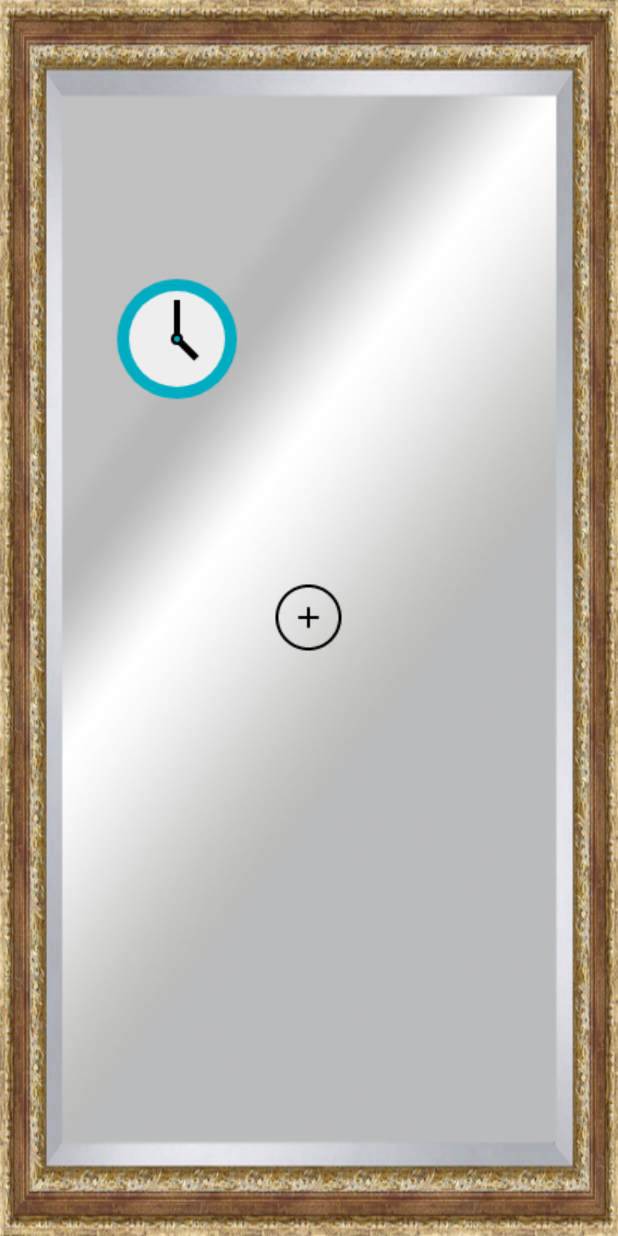
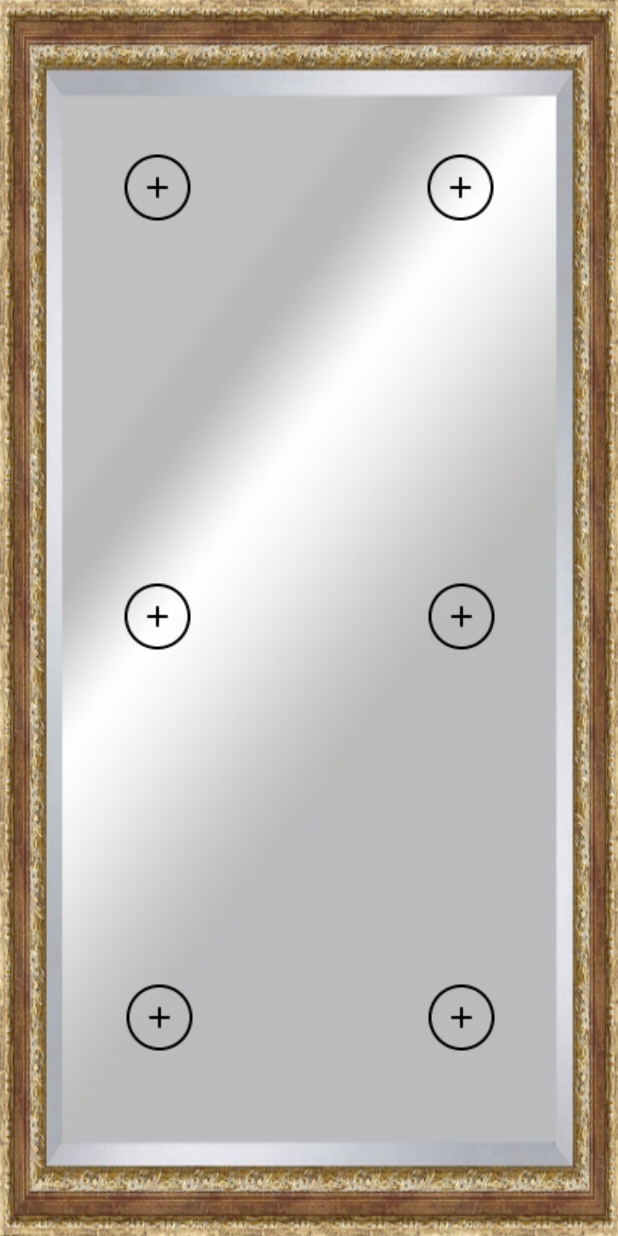
Before and after one commit to Asifadam93/MiroirConnecte, an Android app: the fragment ModuleFragment shown on its own in the app's theme, on a phone screen of 412 x 824 dp. Run offline under Robolectric (Android 15) with nearby library versions, the phone set to English and light mode, and no system bars; our stand-ins replace CircleImageView.

Commit message:
6 add button added to module layout

```diff
--- a/AndroidClient/app/src/main/java/com/example/asif/androidclient/Activity/MainActivity.java
+++ b/AndroidClient/app/src/main/java/com/example/asif/androidclient/Activity/MainActivity.java
@@ -28,11 +28,11 @@ public class MainActivity extends Activity {
     }
 
     private void showLoginFragment() {
-        getFragmentManager().beginTransaction().replace(R.id.frameContainer, loginFragment).commit();
+        //getFragmentManager().beginTransaction().replace(R.id.frameContainer, loginFragment).commit();
         //// TODO: 18/06/2017 replace
-       /*getFragmentManager()
+       getFragmentManager()
                 .beginTransaction()
-                .replace(R.id.frameContainer, new ModuleFragment(), "UpdateFragment")
-                .commit();*/
+                .replace(R.id.frameContainer, new ModuleFragment(), "ModuleFragment")
+                .commit();
     }
 }
--- a/AndroidClient/app/src/main/java/com/example/asif/androidclient/Fragments/ModuleFragment.java
+++ b/AndroidClient/app/src/main/java/com/example/asif/androidclient/Fragments/ModuleFragment.java
@@ -7,22 +7,14 @@ import android.view.LayoutInflater;
 import android.view.View;
 import android.view.ViewGroup;
 import android.widget.Button;
+import android.widget.ImageButton;
 import android.widget.TextView;
 
-import com.example.asif.androidclient.Api.ApiService;
-import com.example.asif.androidclient.Const;
 import com.example.asif.androidclient.Model.TokenResponse;
 import com.example.asif.androidclient.Model.User;
 import com.example.asif.androidclient.R;
 
 import de.hdodenhof.circleimageview.CircleImageView;
-import okhttp3.OkHttpClient;
-import okhttp3.logging.HttpLoggingInterceptor;
-import retrofit2.Call;
-import retrofit2.Callback;
-import retrofit2.Response;
-import retrofit2.Retrofit;
-import retrofit2.converter.gson.GsonConverterFactory;
 
 /**
  * Created by Asifadam93 on 18/06/2017.
@@ -31,6 +23,8 @@ import retrofit2.converter.gson.GsonConverterFactory;
 public class ModuleFragment extends Fragment {
 
     private View view;
+    private ImageButton imageButtonTopLeft, imageButtonTopRight, imageButtonCenterLeft,
+            imageButtonCenterRight, imageButtonBottomLeft, imageButtonBottomRight;
     private TextView textViewUserMsg;
     private TokenResponse tokenResponse;
     private User user;
@@ -45,12 +39,31 @@ public class ModuleFragment extends Fragment {
 
         view = inflater.inflate(R.layout.module_layout, container, false);
 
+        initViews();
 
 
         return view;
     }
 
     private void initViews() {
+        imageButtonTopLeft = (ImageButton) view.findViewById(R.id.module_add_top_left);
+        imageButtonTopRight = (ImageButton) view.findViewById(R.id.module_add_top_right);
+        imageButtonCenterLeft = (ImageButton) view.findViewById(R.id.module_add_center_left);
+        imageButtonCenterRight = (ImageButton) view.findViewById(R.id.module_add_center_right);
+        imageButtonBottomLeft = (ImageButton) view.findViewById(R.id.module_add_bottom_left);
+        imageButtonBottomRight = (ImageButton) view.findViewById(R.id.module_add_bottom_right);
+    }
+
+    private void setClickListener() {
+
+        imageButtonTopLeft.setOnClickListener(new View.OnClickListener() {
+            @Override
+            public void onClick(View view) {
+
+
+
+            }
+        });
 
     }
 
--- /dev/null
+++ b/AndroidClient/app/src/main/res/layout/add_module_layout.xml
@@ -0,0 +1,10 @@
+<?xml version="1.0" encoding="utf-8"?>
+
+<android.support.constraint.ConstraintLayout xmlns:android="http://schemas.android.com/apk/res/android"
+    xmlns:app="http://schemas.android.com/apk/res-auto"
+    android:layout_width="match_parent"
+    android:layout_height="match_parent">
+
+
+
+</android.support.constraint.ConstraintLayout>
--- a/AndroidClient/app/src/main/res/layout/module_layout.xml
+++ b/AndroidClient/app/src/main/res/layout/module_layout.xml
@@ -1,84 +1,94 @@
 <?xml version="1.0" encoding="utf-8"?>
 
-<RelativeLayout xmlns:android="http://schemas.android.com/apk/res/android"
+<android.support.constraint.ConstraintLayout xmlns:android="http://schemas.android.com/apk/res/android"
+    xmlns:app="http://schemas.android.com/apk/res-auto"
     android:layout_width="match_parent"
     android:layout_height="match_parent"
     android:background="@drawable/miroir">
 
-    <LinearLayout
-        android:layout_width="match_parent"
-        android:layout_height="match_parent"
-        android:orientation="vertical">
-
-        <LinearLayout
-            android:id="@+id/top_layout"
-            android:layout_width="match_parent"
-            android:layout_height="0dp"
-            android:layout_weight="1"
-            android:gravity="center"
-            android:orientation="horizontal">
-
-            <LinearLayout
-                android:id="@+id/top_left_layout"
-                android:layout_width="match_parent"
-                android:layout_height="match_parent"
-                android:layout_marginStart="30dp"
-                android:layout_marginTop="20dp"
-                android:layout_weight="1"
-                android:gravity="center"
-                android:orientation="vertical" >
-
-                <ImageButton
-                    android:layout_width="wrap_content"
-                    android:layout_height="wrap_content"
-                    android:background="@drawable/icons_clock_96"/>
-
-            </LinearLayout>
-
-            <LinearLayout
-                android:id="@+id/top_right_layout"
-                android:layout_width="match_parent"
-                android:layout_height="match_parent"
-                android:layout_weight="1"
-                android:gravity="center"
-                android:orientation="vertical" />
-
-        </LinearLayout>
-
-
-        <LinearLayout
-            android:id="@+id/bottom_layout"
-            android:layout_width="match_parent"
-            android:layout_height="0dp"
-            android:layout_weight="1"
-            android:gravity="center"
-            android:orientation="horizontal">
-
-            <LinearLayout
-                android:id="@+id/bottom_left_layout"
-                android:layout_width="match_parent"
-                android:layout_height="match_parent"
-                android:layout_weight="1"
-                android:gravity="center"
-                android:orientation="vertical" />
-
-            <LinearLayout
-                android:id="@+id/bottom_right_layout"
-                android:layout_width="match_parent"
-                android:layout_height="match_parent"
-                android:layout_weight="1"
-                android:gravity="center"
-                android:orientation="vertical" />
-
-        </LinearLayout>
-
-    </LinearLayout>
+    <ImageButton
+        android:id="@+id/module_add_top_left"
+        android:layout_width="wrap_content"
+        android:layout_height="wrap_content"
+        android:layout_marginStart="80dp"
+        android:layout_marginEnd="10dp"
+        android:layout_marginTop="100dp"
+        android:background="@drawable/icons_add_50"
+        app:layout_constraintHorizontal_bias="0.0"
+        app:layout_constraintLeft_toLeftOf="parent"
+        app:layout_constraintRight_toRightOf="parent"
+        app:layout_constraintTop_toTopOf="parent" />
 
     <ImageButton
+        android:id="@+id/module_add_top_right"
         android:layout_width="wrap_content"
         android:layout_height="wrap_content"
-        android:layout_centerInParent="true"
+        android:layout_marginStart="10dp"
+        android:layout_marginEnd="80dp"
+        android:layout_marginTop="100dp"
         android:background="@drawable/icons_add_50"
-        android:contentDescription="@string/ajouter_des_modules" />
+        app:layout_constraintHorizontal_bias="1.0"
+        app:layout_constraintLeft_toLeftOf="parent"
+        app:layout_constraintRight_toRightOf="parent"
+        app:layout_constraintTop_toTopOf="parent" />
 
-</RelativeLayout>
+    <ImageButton
+        android:id="@+id/module_add_center_left"
+        android:layout_width="wrap_content"
+        android:layout_height="wrap_content"
+        android:layout_marginLeft="8dp"
+        android:layout_marginRight="8dp"
+        android:background="@drawable/icons_add_50"
+        app:layout_constraintBottom_toBottomOf="parent"
+        app:layout_constraintHorizontal_bias="0.208"
+        app:layout_constraintLeft_toLeftOf="parent"
+        app:layout_constraintRight_toRightOf="parent"
+        app:layout_constraintTop_toTopOf="parent"
+        app:layout_constraintVertical_bias="0.499" />
+
+    <ImageButton
+        android:id="@+id/module_add_center_right"
+        android:layout_width="wrap_content"
+        android:layout_height="wrap_content"
+        android:layout_marginLeft="8dp"
+        android:layout_marginRight="8dp"
+        android:background="@drawable/icons_add_50"
+        app:layout_constraintBottom_toBottomOf="parent"
+        app:layout_constraintHorizontal_bias="0.794"
+        app:layout_constraintLeft_toLeftOf="parent"
+        app:layout_constraintRight_toRightOf="parent"
+        app:layout_constraintTop_toTopOf="parent"
+        app:layout_constraintVertical_bias="0.499" />
+
+    <ImageButton
+        android:id="@+id/module_add_bottom_left"
+        android:layout_width="wrap_content"
+        android:layout_height="wrap_content"
+        android:layout_marginBottom="8dp"
+        android:layout_marginLeft="10dp"
+        android:layout_marginRight="10dp"
+        android:layout_marginTop="8dp"
+        android:background="@drawable/icons_add_50"
+        app:layout_constraintBottom_toBottomOf="parent"
+        app:layout_constraintHorizontal_bias="0.209"
+        app:layout_constraintLeft_toLeftOf="parent"
+        app:layout_constraintRight_toRightOf="parent"
+        app:layout_constraintTop_toTopOf="parent"
+        app:layout_constraintVertical_bias="0.851" />
+
+    <ImageButton
+        android:id="@+id/module_add_bottom_right"
+        android:layout_width="wrap_content"
+        android:layout_height="wrap_content"
+        android:layout_marginBottom="8dp"
+        android:layout_marginLeft="8dp"
+        android:layout_marginRight="8dp"
+        android:layout_marginTop="8dp"
+        android:background="@drawable/icons_add_50"
+        app:layout_constraintBottom_toBottomOf="parent"
+        app:layout_constraintHorizontal_bias="0.794"
+        app:layout_constraintLeft_toLeftOf="parent"
+        app:layout_constraintRight_toRightOf="parent"
+        app:layout_constraintTop_toTopOf="parent"
+        app:layout_constraintVertical_bias="0.851" />
+</android.support.constraint.ConstraintLayout>
```
